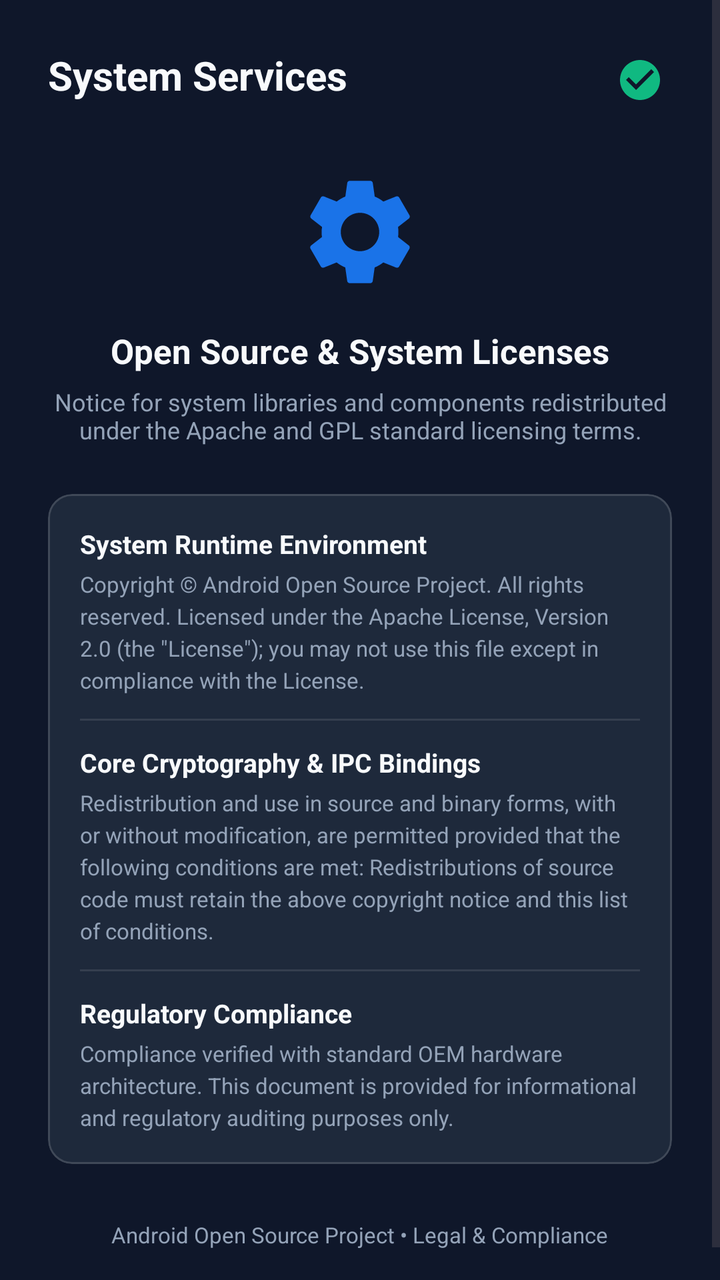
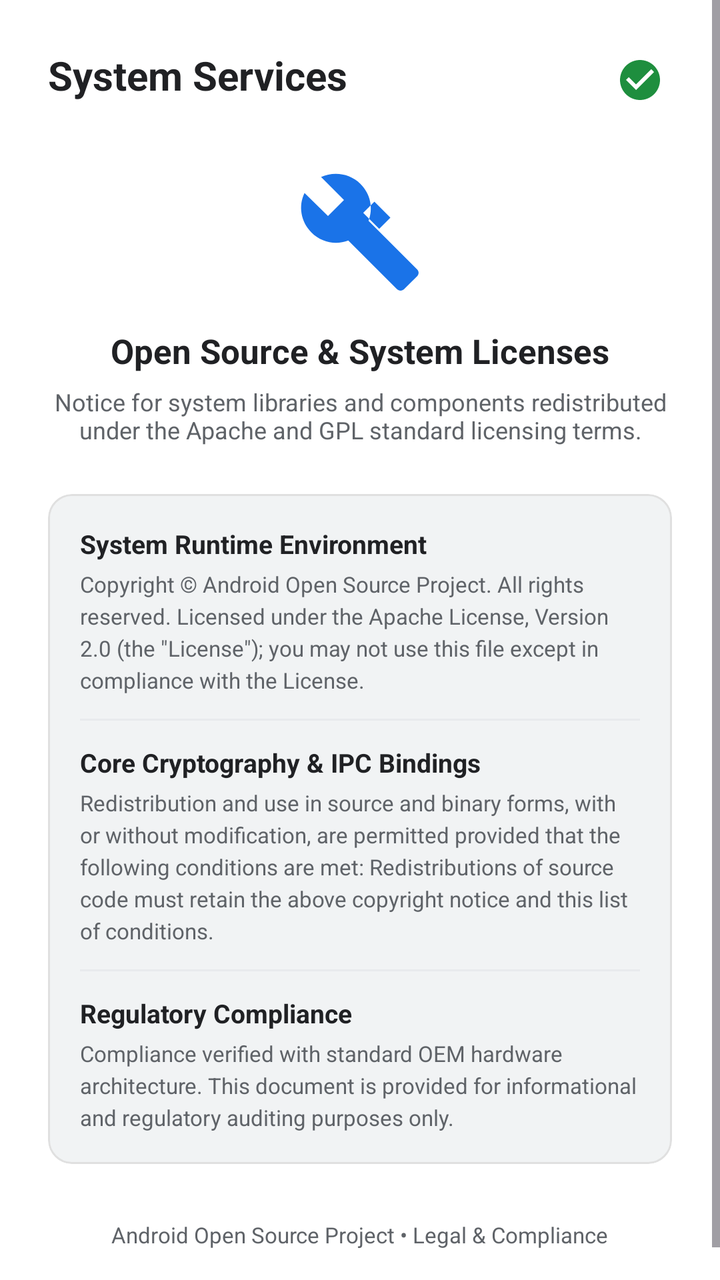

An Android layout rendered at two revisions. The XML below is the earlier revision; the diff shows what the commit changed to produce the second picture.
<!-- AndroidManifest.xml: application theme Theme.VyraKids -->
<!-- res/layout/activity_decoy_display.xml -->
<?xml version="1.0" encoding="utf-8"?>
<ScrollView xmlns:android="http://schemas.android.com/apk/res/android"
    xmlns:app="http://schemas.android.com/apk/res-auto"
    android:layout_width="match_parent"
    android:layout_height="match_parent"
    android:background="@color/background"
    android:fillViewport="true">

    <LinearLayout
        android:layout_width="match_parent"
        android:layout_height="wrap_content"
        android:orientation="vertical"
        android:padding="24dp">

        
        <RelativeLayout
            android:layout_width="match_parent"
            android:layout_height="wrap_content">

            <TextView
                android:id="@+id/tvDecoyTitle"
                android:layout_width="wrap_content"
                android:layout_height="wrap_content"
                android:layout_alignParentStart="true"
                android:text="System Services"
                android:textColor="@color/text_primary"
                android:textSize="20sp"
                android:textStyle="bold" />

            <ImageView
                android:id="@+id/ivParentUnlock"
                android:layout_width="32dp"
                android:layout_height="32dp"
                android:layout_alignParentEnd="true"
                android:background="?selectableItemBackgroundBorderless"
                android:padding="4dp"
                android:src="@drawable/ic_check_circle"
                app:tint="@color/status_green" />
        </RelativeLayout>

        
        <LinearLayout
            android:layout_width="match_parent"
            android:layout_height="wrap_content"
            android:layout_marginTop="28dp"
            android:gravity="center"
            android:orientation="vertical">

            <ImageView
                android:id="@+id/ivDecoyIcon"
                android:layout_width="64dp"
                android:layout_height="64dp"
                android:src="@drawable/ic_system_services" />

            <TextView
                android:id="@+id/tvDecoyHeader"
                android:layout_width="wrap_content"
                android:layout_height="wrap_content"
                android:layout_marginTop="16dp"
                android:text="Open Source &amp; System Licenses"
                android:textColor="@color/text_primary"
                android:textSize="17sp"
                android:textStyle="bold" />

            <TextView
                android:id="@+id/tvDecoyDescription"
                android:layout_width="wrap_content"
                android:layout_height="wrap_content"
                android:layout_marginTop="6dp"
                android:gravity="center"
                android:text="Notice for system libraries and components redistributed under the Apache and GPL standard licensing terms."
                android:textColor="@color/text_secondary"
                android:textSize="12sp" />
        </LinearLayout>

        
        <com.google.android.material.card.MaterialCardView
            android:layout_width="match_parent"
            android:layout_height="wrap_content"
            android:layout_marginTop="24dp"
            android:backgroundTint="@color/card_bg"
            app:cardCornerRadius="12dp"
            app:cardElevation="0dp"
            app:strokeColor="#26FFFFFF"
            app:strokeWidth="1dp">

            <LinearLayout
                android:layout_width="match_parent"
                android:layout_height="wrap_content"
                android:orientation="vertical"
                android:padding="16dp">

                <TextView
                    android:layout_width="wrap_content"
                    android:layout_height="wrap_content"
                    android:text="System Runtime Environment"
                    android:textColor="@color/text_primary"
                    android:textSize="13sp"
                    android:textStyle="bold" />

                <TextView
                    android:layout_width="wrap_content"
                    android:layout_height="wrap_content"
                    android:layout_marginTop="4dp"
                    android:lineSpacingExtra="3dp"
                    android:text="Copyright © Android Open Source Project. All rights reserved. Licensed under the Apache License, Version 2.0 (the &quot;License&quot;); you may not use this file except in compliance with the License."
                    android:textColor="@color/text_secondary"
                    android:textSize="11sp" />

                <View
                    android:layout_width="match_parent"
                    android:layout_height="1dp"
                    android:layout_marginVertical="12dp"
                    android:background="#1AFFFFFF" />

                <TextView
                    android:layout_width="wrap_content"
                    android:layout_height="wrap_content"
                    android:text="Core Cryptography &amp; IPC Bindings"
                    android:textColor="@color/text_primary"
                    android:textSize="13sp"
                    android:textStyle="bold" />

                <TextView
                    android:layout_width="wrap_content"
                    android:layout_height="wrap_content"
                    android:layout_marginTop="4dp"
                    android:lineSpacingExtra="3dp"
                    android:text="Redistribution and use in source and binary forms, with or without modification, are permitted provided that the following conditions are met: Redistributions of source code must retain the above copyright notice and this list of conditions."
                    android:textColor="@color/text_secondary"
                    android:textSize="11sp" />

                <View
                    android:layout_width="match_parent"
                    android:layout_height="1dp"
                    android:layout_marginVertical="12dp"
                    android:background="#1AFFFFFF" />

                <TextView
                    android:layout_width="wrap_content"
                    android:layout_height="wrap_content"
                    android:text="Regulatory Compliance"
                    android:textColor="@color/text_primary"
                    android:textSize="13sp"
                    android:textStyle="bold" />

                <TextView
                    android:layout_width="wrap_content"
                    android:layout_height="wrap_content"
                    android:layout_marginTop="4dp"
                    android:lineSpacingExtra="3dp"
                    android:text="Compliance verified with standard OEM hardware architecture. This document is provided for informational and regulatory auditing purposes only."
                    android:textColor="@color/text_secondary"
                    android:textSize="11sp" />

            </LinearLayout>
        </com.google.android.material.card.MaterialCardView>

        <View
            android:layout_width="match_parent"
            android:layout_height="0dp"
            android:layout_weight="1" />

        <TextView
            android:id="@+id/tvDecoyFooter"
            android:layout_width="wrap_content"
            android:layout_height="wrap_content"
            android:layout_gravity="center_horizontal"
            android:layout_marginTop="28dp"
            android:layout_marginBottom="8dp"
            android:text="Android Open Source Project • Legal &amp; Compliance"
            android:textColor="@color/text_secondary"
            android:textSize="11sp" />

    </LinearLayout>
</ScrollView>
<!-- resources referenced by this layout -->
<resources>
  <color name="background">#0F172A</color>
  <color name="card_bg">#1E293B</color>
  <color name="status_green">#10B981</color>
  <color name="text_primary">#F8FAFC</color>
  <color name="text_secondary">#94A3B8</color>
  <!-- drawable ic_check_circle (drawable) -->
  <vector xmlns:android="http://schemas.android.com/apk/res/android"
      android:width="24dp"
      android:height="24dp"
      android:viewportWidth="24"
      android:viewportHeight="24">
    <path
        android:fillColor="#10B981"
        android:pathData="M12,2C6.48,2 2,6.48 2,12s4.48,10 10,10 10,-4.48 10,-10S17.52,2 12,2zM10,17l-5,-5 1.41,-1.41L10,14.17l7.59,-7.59L19,8l-9,9z"/>
  </vector>
  <!-- drawable ic_system_services (drawable) -->
  <?xml version="1.0" encoding="utf-8"?>
  <vector xmlns:android="http://schemas.android.com/apk/res/android"
      android:width="48dp"
      android:height="48dp"
      android:viewportWidth="24"
      android:viewportHeight="24">
      <path
          android:fillColor="#1A73E8"
          android:pathData="M19.14,12.94c0.04,-0.3 0.06,-0.61 0.06,-0.94c0,-0.32 -0.02,-0.64 -0.07,-0.94l2.03,-1.58c0.18,-0.14 0.23,-0.41 0.12,-0.61l-1.92,-3.32c-0.12,-0.22 -0.37,-0.29 -0.59,-0.22l-2.39,0.96c-0.5,-0.38 -1.03,-0.7 -1.62,-0.94L14.4,2.81c-0.04,-0.24 -0.24,-0.41 -0.48,-0.41h-3.84c-0.24,0 -0.43,0.17 -0.47,0.41L9.25,5.35C8.66,5.59 8.12,5.92 7.63,6.29L5.24,5.33c-0.22,-0.08 -0.47,0 -0.59,0.22L2.74,8.87c-0.12,0.21 -0.08,0.47 0.12,0.61l2.03,1.58C4.84,11.36 4.8,11.69 4.8,12s0.02,0.64 0.07,0.94l-2.03,1.58c-0.18,0.14 -0.23,0.41 -0.12,0.61l1.92,3.32c0.12,0.22 0.37,0.29 0.59,0.22l2.39,-0.96c0.5,0.38 1.03,0.7 1.62,0.94l0.36,2.54c0.05,0.24 0.24,0.41 0.48,0.41h3.84c0.24,0 0.44,-0.17 0.47,-0.41l0.36,-2.54c0.59,-0.24 1.13,-0.56 1.62,-0.94l2.39,0.96c0.22,0.08 0.47,0 0.59,-0.22l1.92,-3.32c0.12,-0.22 0.07,-0.47 -0.12,-0.61L19.14,12.94zM12,15.6c-1.98,0 -3.6,-1.62 -3.6,-3.6s1.62,-3.6 3.6,-3.6s3.6,1.62 3.6,3.6S13.98,15.6 12,15.6z"/>
  </vector>
  <style name="Theme.VyraKids" parent="Theme.Material3.DayNight.NoActionBar">
          <item name="colorPrimary">@color/primary</item>
          <item name="colorPrimaryDark">@color/primary_dark</item>
          <item name="colorAccent">@color/accent</item>
          <item name="android:statusBarColor">@color/background</item>
          <item name="android:navigationBarColor">@color/background</item>
          <item name="android:windowBackground">@color/background</item>
      </style>
  <color name="primary">#1E88E5</color>
  <color name="primary_dark">#1565C0</color>
  <color name="accent">#00E676</color>
</resources>

<!-- the commit's change to res/layout/activity_decoy_display.xml (unified diff, before → after) -->
@@ -81,7 +81,7 @@
             android:backgroundTint="@color/card_bg"
             app:cardCornerRadius="12dp"
             app:cardElevation="0dp"
-            app:strokeColor="#26FFFFFF"
+            app:strokeColor="@color/card_stroke"
             app:strokeWidth="1dp">
 
             <LinearLayout
@@ -111,7 +111,7 @@
                     android:layout_width="match_parent"
                     android:layout_height="1dp"
                     android:layout_marginVertical="12dp"
-                    android:background="#1AFFFFFF" />
+                    android:background="@color/divider_color" />
 
                 <TextView
                     android:layout_width="wrap_content"
@@ -134,7 +134,7 @@
                     android:layout_width="match_parent"
                     android:layout_height="1dp"
                     android:layout_marginVertical="12dp"
-                    android:background="#1AFFFFFF" />
+                    android:background="@color/divider_color" />
 
                 <TextView
                     android:layout_width="wrap_content"
<!-- resource entries referenced after the edit -->
@@ -1,10 +1,12 @@
 <!-- resources referenced by this layout -->
 <resources>
-  <color name="background">#0F172A</color>
-  <color name="card_bg">#1E293B</color>
-  <color name="status_green">#10B981</color>
-  <color name="text_primary">#F8FAFC</color>
-  <color name="text_secondary">#94A3B8</color>
+  <color name="background">#FFFFFF</color>
+  <color name="card_bg">#F1F3F4</color>
+  <color name="card_stroke">#E0E0E0</color>
+  <color name="divider_color">#E8EAED</color>
+  <color name="status_green">#1E8E3E</color>
+  <color name="text_primary">#202124</color>
+  <color name="text_secondary">#5F6368</color>
   <!-- drawable ic_check_circle (drawable) -->
   <vector xmlns:android="http://schemas.android.com/apk/res/android"
       android:width="24dp"
@@ -22,9 +24,10 @@
       android:height="48dp"
       android:viewportWidth="24"
       android:viewportHeight="24">
+      
       <path
           android:fillColor="#1A73E8"
-          android:pathData="M19.14,12.94c0.04,-0.3 0.06,-0.61 0.06,-0.94c0,-0.32 -0.02,-0.64 -0.07,-0.94l2.03,-1.58c0.18,-0.14 0.23,-0.41 0.12,-0.61l-1.92,-3.32c-0.12,-0.22 -0.37,-0.29 -0.59,-0.22l-2.39,0.96c-0.5,-0.38 -1.03,-0.7 -1.62,-0.94L14.4,2.81c-0.04,-0.24 -0.24,-0.41 -0.48,-0.41h-3.84c-0.24,0 -0.43,0.17 -0.47,0.41L9.25,5.35C8.66,5.59 8.12,5.92 7.63,6.29L5.24,5.33c-0.22,-0.08 -0.47,0 -0.59,0.22L2.74,8.87c-0.12,0.21 -0.08,0.47 0.12,0.61l2.03,1.58C4.84,11.36 4.8,11.69 4.8,12s0.02,0.64 0.07,0.94l-2.03,1.58c-0.18,0.14 -0.23,0.41 -0.12,0.61l1.92,3.32c0.12,0.22 0.37,0.29 0.59,0.22l2.39,-0.96c0.5,0.38 1.03,0.7 1.62,0.94l0.36,2.54c0.05,0.24 0.24,0.41 0.48,0.41h3.84c0.24,0 0.44,-0.17 0.47,-0.41l0.36,-2.54c0.59,-0.24 1.13,-0.56 1.62,-0.94l2.39,0.96c0.22,0.08 0.47,0 0.59,-0.22l1.92,-3.32c0.12,-0.22 0.07,-0.47 -0.12,-0.61L19.14,12.94zM12,15.6c-1.98,0 -3.6,-1.62 -3.6,-3.6s1.62,-3.6 3.6,-3.6s3.6,1.62 3.6,3.6S13.98,15.6 12,15.6z"/>
+          android:pathData="M22.7,19l-9.1,-9.1c0.9,-2.3 0.4,-5 -1.5,-6.9c-2,-2 -5,-2.4 -7.4,-1.3L9,6L6,9L1.6,4.7C0.4,7.1 0.9,10.1 2.9,12.1c1.9,1.9 4.6,2.4 6.9,1.5l9.1,9.1c0.4,0.4 1,0.4 1.4,0l2.3,-2.3C23.1,20 23.1,19.4 22.7,19z M14.7,6.3l3,3l-2.1,2.1l-3,-3L14.7,6.3z"/>
   </vector>
   <style name="Theme.VyraKids" parent="Theme.Material3.DayNight.NoActionBar">
           <item name="colorPrimary">@color/primary</item>
@@ -33,9 +36,11 @@
           <item name="android:statusBarColor">@color/background</item>
           <item name="android:navigationBarColor">@color/background</item>
           <item name="android:windowBackground">@color/background</item>
+          <item name="android:windowLightStatusBar">true</item>
+          <item name="android:windowLightNavigationBar">true</item>
       </style>
-  <color name="primary">#1E88E5</color>
-  <color name="primary_dark">#1565C0</color>
-  <color name="accent">#00E676</color>
+  <color name="primary">#1A73E8</color>
+  <color name="primary_dark">#174EA6</color>
+  <color name="accent">#1A73E8</color>
 </resources>
 
